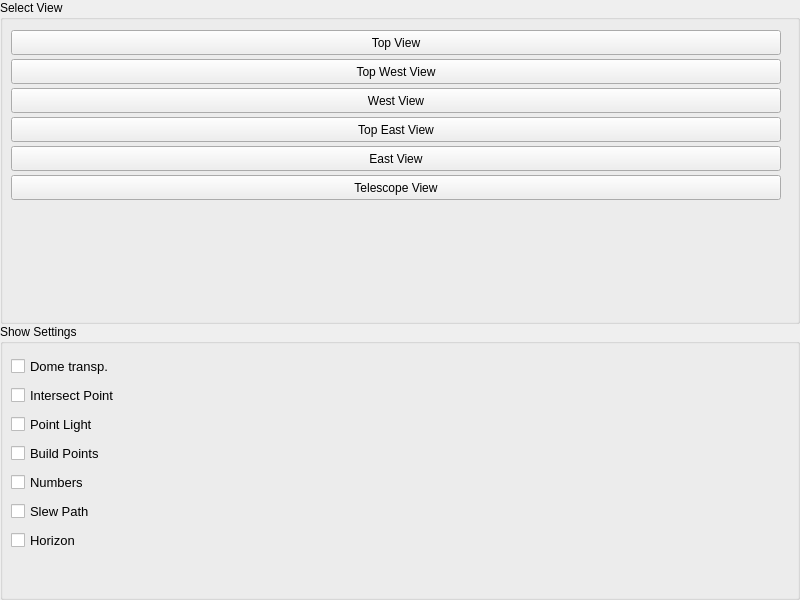
Above: mw4/gui/widgets/simulator.ui from mworion/MountWizzard4 before the change. Below: the same form after it.
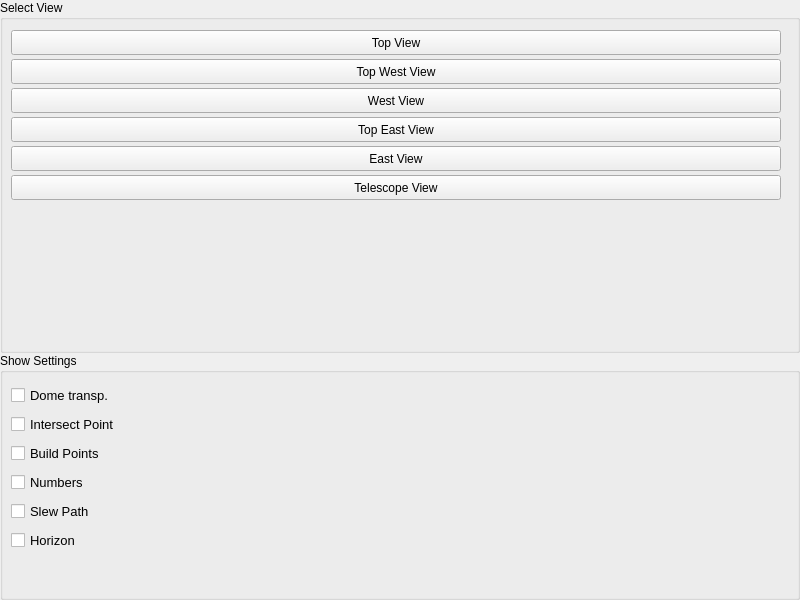
That is the form after the change.

Commit message: updating simulator, removed light

```diff
--- a/mw4/gui/widgets/simulator.ui
+++ b/mw4/gui/widgets/simulator.ui
@@ -277,25 +277,6 @@
           </property>
          </widget>
         </item>
-        <item>
-         <widget class="QCheckBox" name="checkPL">
-          <property name="minimumSize">
-           <size>
-            <width>0</width>
-            <height>25</height>
-           </size>
-          </property>
-          <property name="font">
-           <font>
-            <family>Arial</family>
-            <pointsize>10</pointsize>
-           </font>
-          </property>
-          <property name="text">
-           <string>Point Light</string>
-          </property>
-         </widget>
-        </item>
         <item>
          <widget class="QCheckBox" name="checkShowBuildPoints">
           <property name="minimumSize">
```
The commit also changes 3 other files.
